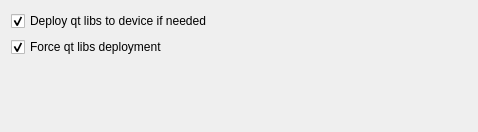
First picture: the form in src/plugins/qt4projectmanager/qt-android/androiddeploystepwidget.ui, repository KDE/android-qt-creator, before the edit.
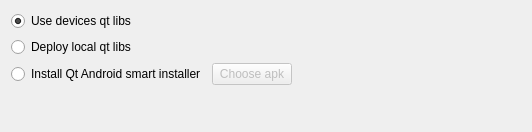
Second picture: the form after the edit.

```diff
--- a/src/plugins/qt4projectmanager/qt-android/androiddeploystepwidget.ui
+++ b/src/plugins/qt4projectmanager/qt-android/androiddeploystepwidget.ui
@@ -6,7 +6,7 @@
    <rect>
     <x>0</x>
     <y>0</y>
-    <width>478</width>
+    <width>532</width>
     <height>132</height>
    </rect>
   </property>
@@ -21,12 +21,12 @@
   </property>
   <layout class="QVBoxLayout" name="verticalLayout">
    <item>
-    <widget class="QCheckBox" name="deployQtLibs">
+    <widget class="QRadioButton" name="devicesQtLibs">
      <property name="toolTip">
       <string/>
      </property>
      <property name="text">
-      <string>Deploy qt libs to device if needed</string>
+      <string>Use devices qt libs</string>
      </property>
      <property name="checked">
       <bool>true</bool>
@@ -34,18 +34,53 @@
     </widget>
    </item>
    <item>
-    <widget class="QCheckBox" name="forceDeploy">
+    <widget class="QRadioButton" name="deployQtLibs">
      <property name="toolTip">
       <string/>
      </property>
      <property name="text">
-      <string>Force qt libs deployment</string>
+      <string>Deploy local qt libs</string>
      </property>
-     <property name="checked">
-      <bool>true</bool>
-     </property>
     </widget>
    </item>
+   <item>
+    <layout class="QHBoxLayout" name="horizontalLayout">
+     <item>
+      <widget class="QRadioButton" name="installQASI">
+       <property name="toolTip">
+        <string>Choose and install Qt Android smart installer.
+This option is usefull when you want to try your applications on devices where you don't have Android Market. </string>
+       </property>
+       <property name="text">
+        <string>Install Qt Android smart installer</string>
+       </property>
+      </widget>
+     </item>
+     <item>
+      <widget class="QPushButton" name="chooseButton">
+       <property name="enabled">
+        <bool>false</bool>
+       </property>
+       <property name="text">
+        <string>Choose apk</string>
+       </property>
+      </widget>
+     </item>
+     <item>
+      <spacer name="horizontalSpacer">
+       <property name="orientation">
+        <enum>Qt::Horizontal</enum>
+       </property>
+       <property name="sizeHint" stdset="0">
+        <size>
+         <width>40</width>
+         <height>20</height>
+        </size>
+       </property>
+      </spacer>
+     </item>
+    </layout>
+   </item>
    <item>
     <spacer name="verticalSpacer">
      <property name="orientation">
@@ -54,7 +89,7 @@
      <property name="sizeHint" stdset="0">
       <size>
        <width>20</width>
-       <height>40</height>
+       <height>41</height>
       </size>
      </property>
     </spacer>
```
Left out of the diff: 24 changed lines with no effect on the pictures.
